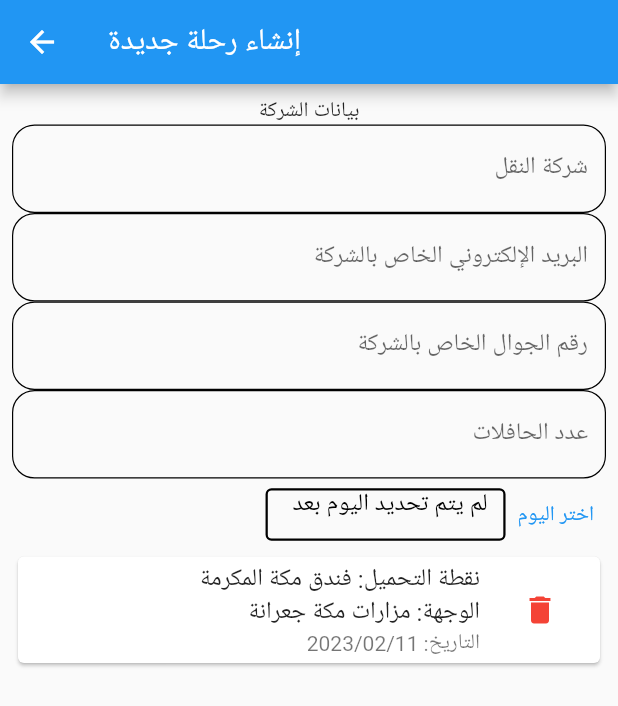
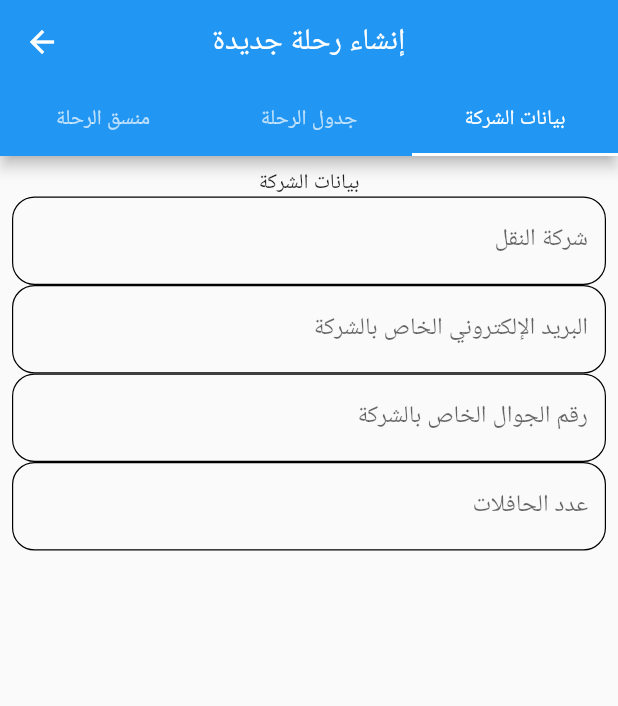
Before and after one commit to a7madi/masar, a Flutter app: the CreateTravelPage screen opened by its route, on a phone screen of 412 x 824 dp. Shown: the top 706 px of the screen. Run offline on Flutter 3.47's test engine with Material 2 defaults, Android fonts, the phone set to English and light mode, and no system bars; our stand-ins replace syncfusion_flutter_datepicker.

Commit message:
FEAT: Prepare CreateTravelPages

```diff
--- a/lib/main.dart
+++ b/lib/main.dart
@@ -1,5 +1,5 @@
 import 'package:flutter/material.dart';
-import 'package:masar/pages/create_travel_page.dart';
+import 'package:masar/pages/create_travel_pages/create_travel_page.dart';
 import 'package:masar/pages/home_page.dart';
 
 void main() {
--- /dev/null
+++ b/lib/pages/create_travel_pages/company_form_pages.dart
@@ -0,0 +1,63 @@
+import 'package:flutter/material.dart';
+
+class CompanyFormPage extends StatelessWidget {
+   CompanyFormPage({super.key});
+
+
+  final _formKey = GlobalKey<FormState>();
+  // TravelCompanyName TextController.
+  final _txtCntTrvlComp = TextEditingController();
+
+  // TravelCompanyPhoneNumber TextController.
+  final _txtCntTrvlCompP = TextEditingController();
+
+  // TravelCompanyEmail TextController.
+  final _txtCntTrvlCompE = TextEditingController();
+
+  // الكنترولر الخاص بعدد الحافلات.
+  final _txtNumBuses = TextEditingController();
+
+  @override
+  Widget build(BuildContext context) {
+    return Scaffold(
+      body: Directionality(
+        textDirection: TextDirection.rtl,
+        child: Form(
+          key: _formKey,
+          child: Padding(
+            padding: const EdgeInsets.all(8.0),
+            child: Column(
+              children: <Widget>[
+                const Text('بيانات الشركة'),
+                _textField('شركة النقل', _txtCntTrvlComp),
+                _textField('البريد الإلكتروني الخاص بالشركة', _txtCntTrvlCompP),
+                _textField('رقم الجوال الخاص بالشركة', _txtCntTrvlCompE),
+                _textField('عدد الحافلات', _txtNumBuses),
+              ],
+            ),
+          ),
+        ),
+      ),
+    );
+  }
+
+  TextFormField _textField(String textLable, TextEditingController textCont) {
+    final outlineborder = OutlineInputBorder(
+        borderSide: const BorderSide(width: 0.8),
+        borderRadius: BorderRadius.circular(15));
+    return TextFormField(
+      controller: textCont,
+      decoration: InputDecoration(
+        labelText: textLable,
+        enabledBorder: outlineborder,
+        focusedBorder: outlineborder,
+      ),
+      validator: (value) {
+        if (value == null || value.isEmpty) {
+          return 'لا يمكن ترك هذه الخانة خالية';
+        }
+        return null;
+      },
+    );
+  }
+}
--- a/lib/pages/create_travel_page.dart
+++ b/lib/pages/create_travel_pages/create_travel_page.dart
@@ -1,8 +1,11 @@
 import 'package:flutter/material.dart';
+import 'package:masar/pages/create_travel_pages/company_form_pages.dart';
+import 'package:masar/pages/create_travel_pages/trip_owner_form.dart';
+import 'package:masar/pages/create_travel_pages/trip_schedule_page.dart';
 import 'package:syncfusion_flutter_datepicker/datepicker.dart';
 
 class CreateTravelPage extends StatefulWidget {
-  CreateTravelPage({super.key});
+  const CreateTravelPage({super.key});
   static const String routeName = '/create-new-travel';
 
   @override
@@ -10,47 +13,27 @@ class CreateTravelPage extends StatefulWidget {
 }
 
 class _CreateTravelPageState extends State<CreateTravelPage> {
-  final _formKey = GlobalKey<FormState>();
 
-  // TravelCompanyName TextController.
-  final _txtCntTrvlComp = TextEditingController();
-
-  // TravelCompanyPhoneNumber TextController.
-  final _txtCntTrvlCompP = TextEditingController();
-
-  // TravelCompanyEmail TextController.
-  final _txtCntTrvlCompE = TextEditingController();
-
-  // TravelCompanyEmail TextController.
-  final _txtNumBuses = TextEditingController();
 
   var _pickedDate = '';
 
   @override
   Widget build(BuildContext context) {
-    return Scaffold(
-      appBar: AppBar(
-        title: const Text('إنشاء رحلة جديدة'),
-      ),
-      body: Directionality(
-        textDirection: TextDirection.rtl,
-        child: Form(
-          key: _formKey,
-          child: Padding(
-            padding: const EdgeInsets.all(8.0),
-            child: Column(
-              children: <Widget>[
-                const Text('بيانات الشركة'),
-                _textField('شركة النقل', _txtCntTrvlComp),
-                _textField('البريد الإلكتروني الخاص بالشركة', _txtCntTrvlCompP),
-                _textField('رقم الجوال الخاص بالشركة', _txtCntTrvlCompE),
-                _textField('عدد الحافلات', _txtNumBuses),
-                _datePicker(context),
-                _destinationCard(),
-              ],
-            ),
-          ),
+    return DefaultTabController(
+      length: 3,
+      initialIndex: 2,
+      child: Scaffold(
+        appBar: AppBar(
+          title: const Text('إنشاء رحلة جديدة'),
+          centerTitle: true,
+          bottom: const TabBar(tabs: [
+            Tab(child: Text('منسق الرحلة'),),
+            Tab(child: Text('جدول الرحلة'),),
+
+            Tab(child: Text('بيانات الشركة'),),
+          ]),
         ),
+        body: TabBarView(children: <Widget>[ TripOwnerForm(),const TripScheduleForm(), CompanyFormPage(),]),
       ),
     );
   }
@@ -134,23 +117,5 @@ class _CreateTravelPageState extends State<CreateTravelPage> {
     );
   }
 
-  TextFormField _textField(String textLable, TextEditingController textCont) {
-    final outlineborder = OutlineInputBorder(
-        borderSide: const BorderSide(width: 0.8),
-        borderRadius: BorderRadius.circular(15));
-    return TextFormField(
-      controller: textCont,
-      decoration: InputDecoration(
-        labelText: textLable,
-        enabledBorder: outlineborder,
-        focusedBorder: outlineborder,
-      ),
-      validator: (value) {
-        if (value == null || value.isEmpty) {
-          return 'لا يمكن ترك هذه الخانة خالية';
-        }
-        return null;
-      },
-    );
-  }
+
 }
--- a/lib/pages/home_page.dart
+++ b/lib/pages/home_page.dart
@@ -1,5 +1,5 @@
 import 'package:flutter/material.dart';
-import 'package:masar/pages/create_travel_page.dart';
+import 'package:masar/pages/create_travel_pages/create_travel_page.dart';
 
 class HomePage extends StatelessWidget {
   const HomePage({super.key});
@@ -9,6 +9,7 @@ class HomePage extends StatelessWidget {
     return Scaffold(
       appBar: AppBar(
         title: const Text('مـسـار'),
+        centerTitle: true,
       ),
       body: Center(
           child: (TextButton(
```
Also changed, not shown: lib/pages/create_travel_pages/trip_owner_form.dart (added, +12 -0 lines), lib/pages/create_travel_pages/trip_schedule_page.dart (added, +98 -0 lines).
